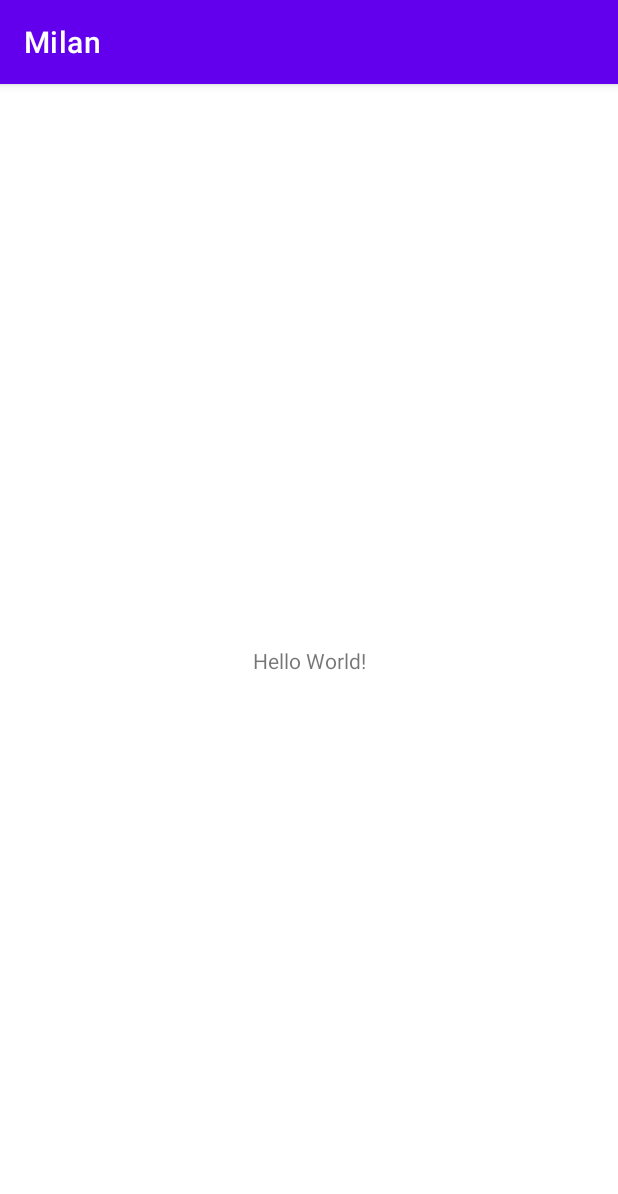
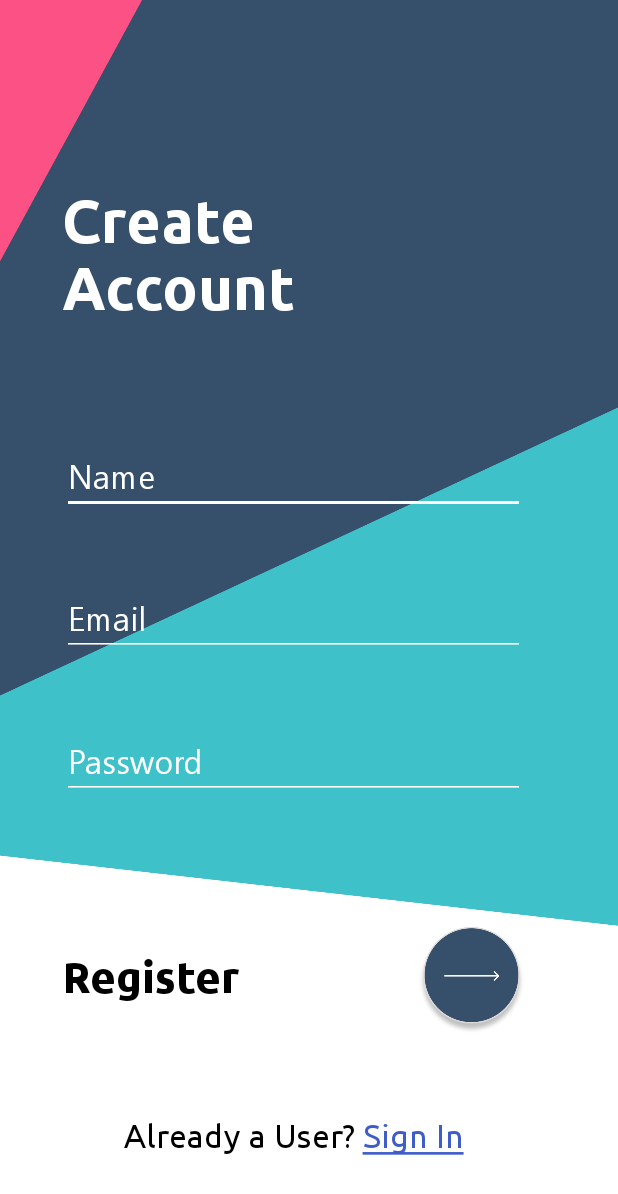
Before and after one commit to Vaibhav5702/Milan, an Android app: the screen it shows after launch (MainActivity before the commit, SignUpActivity after it), on a phone screen of 412 x 824 dp. Shown: the top 1194 px of the screen. Run offline under Robolectric (Android 15) with nearby library versions, the phone set to English and light mode, and no system bars.

Commit message:
Login and signup

```diff
--- a/app/src/main/AndroidManifest.xml
+++ b/app/src/main/AndroidManifest.xml
@@ -9,6 +9,8 @@
         android:roundIcon="@mipmap/ic_launcher_round"
         android:supportsRtl="true"
         android:theme="@style/Theme.Milan">
+        <activity android:name=".SignUpActivity"></activity>
+        <activity android:name=".LoginActivity" />
         <activity android:name=".MainActivity">
             <intent-filter>
                 <action android:name="android.intent.action.MAIN" />
--- a/app/src/main/java/com/example/milan/MainActivity.java
+++ b/app/src/main/java/com/example/milan/MainActivity.java
@@ -2,6 +2,7 @@ package com.example.milan;
 
 import androidx.appcompat.app.AppCompatActivity;
 
+import android.content.Intent;
 import android.os.Bundle;
 
 public class MainActivity extends AppCompatActivity {
@@ -10,5 +11,7 @@ public class MainActivity extends AppCompatActivity {
     protected void onCreate(Bundle savedInstanceState) {
         super.onCreate(savedInstanceState);
         setContentView(R.layout.activity_main);
+        Intent intent= new Intent(MainActivity.this,SignUpActivity.class);
+        startActivity(intent);
     }
 }
--- /dev/null
+++ b/app/src/main/java/com/example/milan/SignUpActivity.java
@@ -0,0 +1,33 @@
+package com.example.milan;
+
+import androidx.appcompat.app.AppCompatActivity;
+
+import android.content.Intent;
+import android.graphics.Color;
+import android.os.Bundle;
+import android.text.Spannable;
+import android.text.SpannableString;
+import android.text.style.ForegroundColorSpan;
+import android.text.style.UnderlineSpan;
+import android.widget.TextView;
+
+public class SignUpActivity extends AppCompatActivity {
+
+    TextView alreadyUser;
+    @Override
+    protected void onCreate(Bundle savedInstanceState) {
+        super.onCreate(savedInstanceState);
+        setContentView(R.layout.activity_sign_up);
+        alreadyUser=findViewById(R.id.alreadyUser);
+        String user=alreadyUser.getText().toString();
+        Spannable spannable=new SpannableString(user);
+        spannable.setSpan(new ForegroundColorSpan(Color.rgb(63,93,201)),16,user.length(),0);
+        spannable.setSpan(new UnderlineSpan(),16,user.length(),0);
+        alreadyUser.setText(spannable);
+        alreadyUser.setOnClickListener(v->
+        {
+            Intent intent=new Intent(SignUpActivity.this,LoginActivity.class);
+            startActivity(intent);
+        });
+    }
+}
--- /dev/null
+++ b/app/src/main/res/layout/activity_sign_up.xml
@@ -0,0 +1,141 @@
+<?xml version="1.0" encoding="utf-8"?>
+<androidx.constraintlayout.widget.ConstraintLayout xmlns:android="http://schemas.android.com/apk/res/android"
+    xmlns:app="http://schemas.android.com/apk/res-auto"
+    xmlns:tools="http://schemas.android.com/tools"
+    android:layout_width="match_parent"
+    android:layout_height="match_parent"
+    tools:context=".SignUpActivity">
+
+    <androidx.constraintlayout.widget.Guideline
+        android:id="@+id/guideline1"
+        android:layout_width="wrap_content"
+        android:layout_height="wrap_content"
+        android:orientation="horizontal"
+        app:layout_constraintGuide_percent="0.75" />
+    <androidx.constraintlayout.widget.Guideline
+        android:id="@+id/guideline2"
+        android:layout_width="wrap_content"
+        android:layout_height="wrap_content"
+        android:orientation="horizontal"
+        app:layout_constraintGuide_percent="0.15" />
+    <androidx.constraintlayout.widget.Guideline
+        android:id="@+id/guideline4"
+        android:layout_width="wrap_content"
+        android:layout_height="wrap_content"
+        android:orientation="horizontal"
+        app:layout_constraintGuide_percent="0.30" />
+    <androidx.constraintlayout.widget.Guideline
+        android:id="@+id/guideline5"
+        android:layout_width="wrap_content"
+        android:layout_height="wrap_content"
+        android:orientation="horizontal"
+        app:layout_constraintGuide_percent="0.70" />
+    <androidx.constraintlayout.widget.Guideline
+        android:id="@+id/guideline3"
+        android:layout_width="wrap_content"
+        android:layout_height="wrap_content"
+        android:orientation="vertical"
+        app:layout_constraintGuide_percent="0.10" />
+    <androidx.constraintlayout.widget.Guideline
+        android:id="@+id/guideline7"
+        android:layout_width="wrap_content"
+        android:layout_height="wrap_content"
+        android:orientation="vertical"
+        app:layout_constraintGuide_percent="0.85" />
+    <ImageView
+        android:layout_width="match_parent"
+        android:layout_height="0dp"
+        android:src="@drawable/signup_bg"
+        app:layout_constraintTop_toTopOf="parent"
+        app:layout_constraintBottom_toTopOf="@id/guideline1"
+        android:scaleType="fitXY"
+        app:layout_constraintStart_toStartOf="parent"
+        app:layout_constraintEnd_toEndOf="parent"
+        />
+    <TextView
+        android:layout_width="wrap_content"
+        android:layout_height="wrap_content"
+        android:fontFamily="@font/ubuntu_bold"
+        android:text="Create\nAccount"
+        android:textColor="@color/white"
+        android:textSize="40sp"
+        app:layout_constraintStart_toStartOf="@id/guideline3"
+        app:layout_constraintTop_toTopOf="@id/guideline2" />
+    <EditText
+        android:id="@+id/etName"
+        android:layout_width="0dp"
+        android:layout_height="wrap_content"
+        android:hint="Name"
+        android:backgroundTint="@color/white"
+        android:textColor="@color/white"
+        android:textColorHint="@color/white"
+        android:fontFamily="@font/segoe_ui"
+        android:textSize="22sp"
+        app:layout_constraintTop_toTopOf="@id/guideline4"
+        app:layout_constraintStart_toStartOf="@id/guideline3"
+        app:layout_constraintEnd_toEndOf="@id/guideline7"
+        app:layout_constraintBottom_toTopOf="@id/etEmail"/>
+    <EditText
+        android:id="@+id/etEmail"
+        android:layout_width="0dp"
+        android:layout_height="wrap_content"
+        android:hint="Email"
+        android:backgroundTint="@color/white"
+        android:textColor="@color/white"
+        android:textColorHint="@color/white"
+        android:fontFamily="@font/segoe_ui"
+        android:textSize="22sp"
+        app:layout_constraintStart_toStartOf="@id/guideline3"
+        app:layout_constraintEnd_toEndOf="@id/guideline7"
+        app:layout_constraintTop_toBottomOf="@id/etName"
+        app:layout_constraintBottom_toTopOf="@id/etPassword"/>
+    <EditText
+        android:id="@+id/etPassword"
+        android:layout_width="0dp"
+        android:layout_height="wrap_content"
+        android:hint="Password"
+        android:backgroundTint="@color/white"
+        android:textColor="@color/white"
+        android:textColorHint="@color/white"
+        android:fontFamily="@font/segoe_ui"
+        android:textSize="22sp"
+        app:layout_constraintTop_toBottomOf="@id/etEmail"
+        app:layout_constraintBottom_toTopOf="@id/guideline5"
+        app:layout_constraintStart_toStartOf="@id/guideline3"
+        app:layout_constraintEnd_toEndOf="@id/guideline7"/>
+    <TextView
+        android:layout_width="wrap_content"
+        android:layout_height="wrap_content"
+        android:layout_marginTop="15dp"
+        android:fontFamily="@font/ubuntu_bold"
+        android:text="Register"
+        android:textColor="@color/black"
+        android:textSize="29sp"
+        app:layout_constraintStart_toStartOf="@id/guideline3"
+        app:layout_constraintTop_toTopOf="@id/guideline1" />
+
+    <ImageButton
+        android:id="@+id/btnGo"
+        android:layout_width="71dp"
+        android:layout_height="71dp"
+        android:layout_weight="3"
+        android:background="@android:color/transparent"
+        android:elevation="5dp"
+        android:scaleType="fitCenter"
+        android:src="@drawable/login_button"
+        app:layout_constraintEnd_toEndOf="@id/guideline7"
+        app:layout_constraintTop_toTopOf="@id/guideline1" />
+    <TextView
+        android:id="@+id/alreadyUser"
+        android:layout_width="wrap_content"
+        android:layout_height="wrap_content"
+        android:fontFamily="@font/ubuntu_regular"
+        android:text="Already a User? Sign In"
+        android:textColor="@color/black"
+        android:textSize="22sp"
+        app:layout_constraintBottom_toBottomOf="parent"
+        app:layout_constraintEnd_toEndOf="@id/guideline7"
+        app:layout_constraintStart_toStartOf="@id/guideline3"
+        app:layout_constraintTop_toBottomOf="@id/btnGo" />
+
+</androidx.constraintlayout.widget.ConstraintLayout>
--- a/app/src/main/res/values-night/themes.xml
+++ b/app/src/main/res/values-night/themes.xml
@@ -1,13 +1,13 @@
 <resources xmlns:tools="http://schemas.android.com/tools">
     <!-- Base application theme. -->
-    <style name="Theme.Milan" parent="Theme.MaterialComponents.DayNight.DarkActionBar">
+    <style name="Theme.Milan" parent="Theme.MaterialComponents.Light.NoActionBar">
         <!-- Primary brand color. -->
-        <item name="colorPrimary">@color/purple_200</item>
-        <item name="colorPrimaryVariant">@color/purple_700</item>
-        <item name="colorOnPrimary">@color/black</item>
+        <item name="colorPrimary">#364F6B</item>
+        <item name="colorPrimaryVariant">#364F6B</item>
+        <item name="colorOnPrimary">@color/white</item>
         <!-- Secondary brand color. -->
         <item name="colorSecondary">@color/teal_200</item>
-        <item name="colorSecondaryVariant">@color/teal_200</item>
+        <item name="colorSecondaryVariant">@color/teal_700</item>
         <item name="colorOnSecondary">@color/black</item>
         <!-- Status bar color. -->
         <item name="android:statusBarColor" tools:targetApi="l">?attr/colorPrimaryVariant</item>
--- a/app/src/main/res/values/themes.xml
+++ b/app/src/main/res/values/themes.xml
@@ -1,9 +1,9 @@
 <resources xmlns:tools="http://schemas.android.com/tools">
     <!-- Base application theme. -->
-    <style name="Theme.Milan" parent="Theme.MaterialComponents.DayNight.DarkActionBar">
+    <style name="Theme.Milan" parent="Theme.MaterialComponents.Light.NoActionBar">
         <!-- Primary brand color. -->
-        <item name="colorPrimary">@color/purple_500</item>
-        <item name="colorPrimaryVariant">@color/purple_700</item>
+        <item name="colorPrimary">#364F6B</item>
+        <item name="colorPrimaryVariant">#364F6B</item>
         <item name="colorOnPrimary">@color/white</item>
         <!-- Secondary brand color. -->
         <item name="colorSecondary">@color/teal_200</item>
```
Also changed, not shown: app/src/main/java/com/example/milan/LoginActivity.java (added, +33 -0 lines), app/src/main/res/layout/activity_login.xml (added, +134 -0 lines), app/src/main/res/drawable/login_background.png (added), app/src/main/res/drawable/login_button.png (added), app/src/main/res/drawable/signup_bg.png (added), app/src/main/res/font/inter_semi_bold.ttf (added), app/src/main/res/font/segoe_ui.TTF (added), app/src/main/res/font/ubuntu_bold.ttf (added), app/src/main/res/font/ubuntu_regular.ttf (added).
